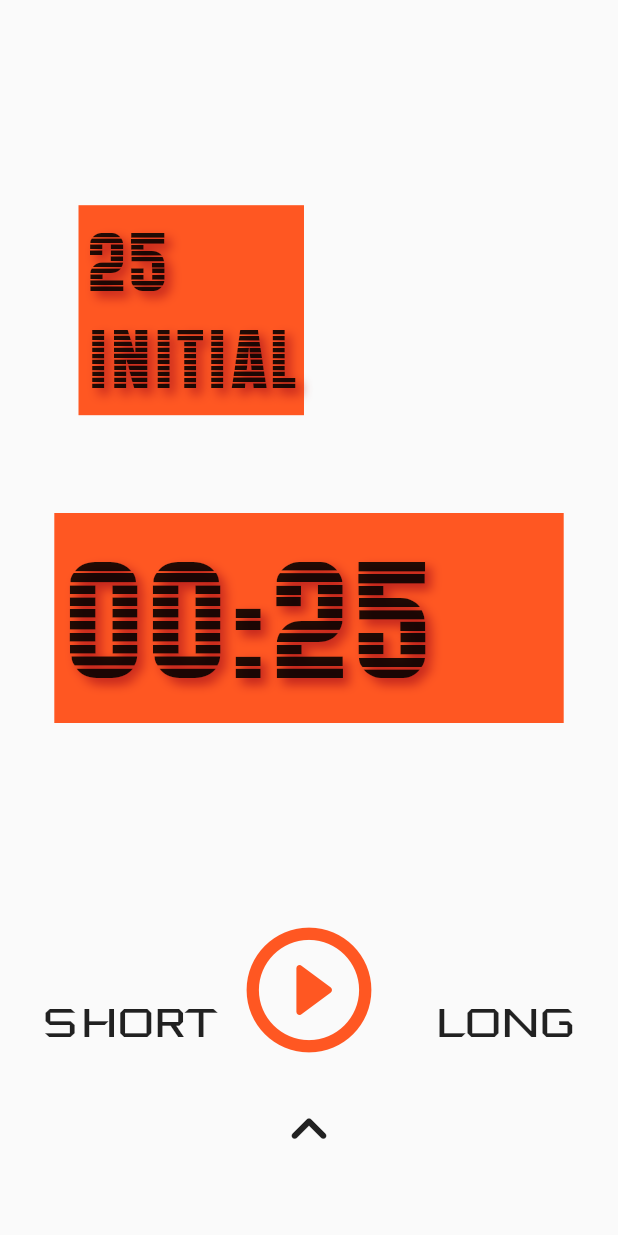
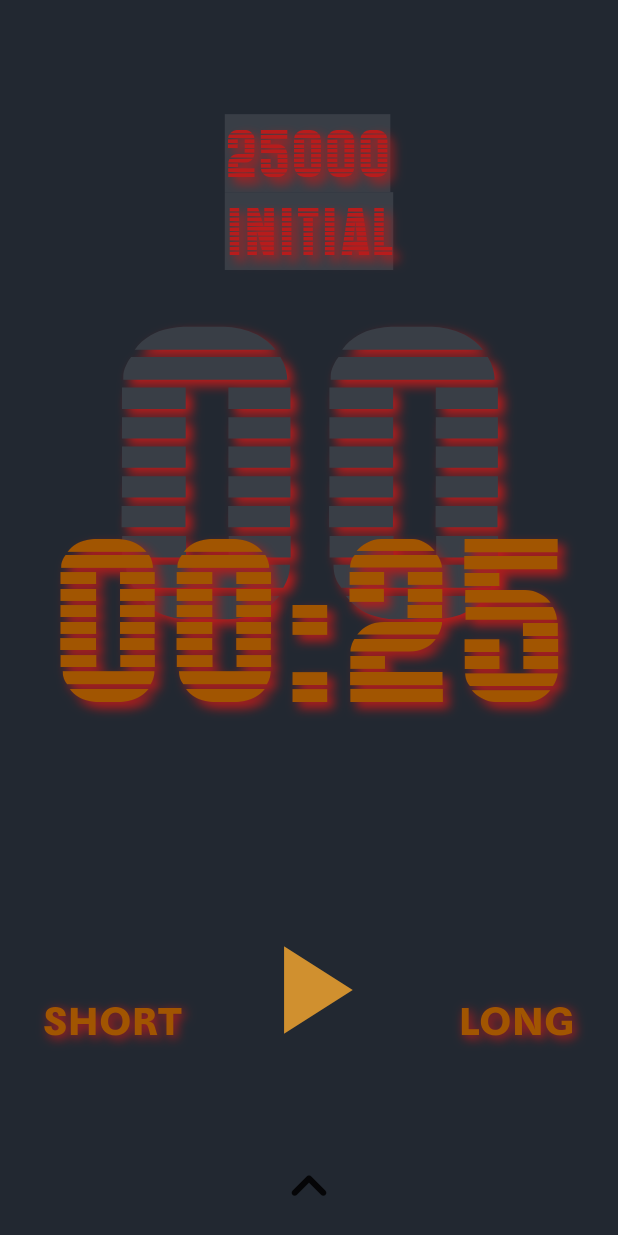
Before and after one commit to arrenaid/focus, a Flutter app: the screen it shows after launch, on a phone screen of 412 x 824 dp. Run offline on Flutter 3.47's test engine with Material 2 defaults, Android fonts, the phone set to English and light mode, and no system bars; our stand-ins replace bloc, equatable, flutter_bloc, sqflite; accounts and stored records are empty.

Commit message:
change Duration, add milliseconds in state, change colorscheme

```diff
--- a/lib/bloc/focus_bloc.dart
+++ b/lib/bloc/focus_bloc.dart
@@ -5,12 +5,13 @@ import 'package:equatable/equatable.dart';
 part 'focus_state.dart';
 part 'focus_event.dart';
 
-const int pomodoro = 25;
-const int short = 5;
-const int long = 15;
+const int pomodoro = 25000;
+const int short = 5000;
+const int long = 15000;
+const int tick = 25;
 
 class FocusBloc extends Bloc<FocusEvent,FocusState>{
-  FocusBloc() : super(FocusInitialState(pomodoro,_updateStr(pomodoro)));
+  FocusBloc() : super(FocusInitialState(pomodoro,_updateStrAlt(pomodoro),'00'));
 
   Timer ? _timer;
   int _waitTime = pomodoro;
@@ -26,7 +27,7 @@ class FocusBloc extends Bloc<FocusEvent,FocusState>{
       FocusEvent event,
       ) async* {
     if(event is FocusStartEvent){
-      yield* _mapStartToState(event);
+      yield* _mapStartAlternativeTick(event);
     }else if(event is FocusInitialEvent){
       yield* _mapInitialToState(event);
     } else if(event is FocusPauseEvent){
@@ -47,10 +48,18 @@ class FocusBloc extends Bloc<FocusEvent,FocusState>{
   }
 
 
-  static String _updateStr( int time ){
-    var minuteStr = (time ~/ 60).toString().padLeft(2,'0');
-    var secondStr = (time % 60).toString().padLeft(2,'0');
+  // static String _updateStr( int time ){
+  //   var minuteStr = (time ~/ 60).toString().padLeft(2,'0');
+  //   var secondStr = (time % 60).toString().padLeft(2,'0');
+  //   return '$minuteStr:$secondStr';
+  // }
+  static String _updateStrAlt( int time ){
+    var minuteStr = ((time/1000) ~/ 60).toString().padLeft(2,'0');
+    var secondStr = ((time/1000) % 60).toInt().toString().padLeft(2,'0');
     return '$minuteStr:$secondStr';
+  }
+  String getMilliSec(){
+    return ((_waitTime % 1000) ~/10).toInt().toString().padLeft(2,'0');
   }
 
   Stream<FocusState> _mapInitialToState(FocusInitialEvent event) async* {
@@ -62,7 +71,18 @@ class FocusBloc extends Bloc<FocusEvent,FocusState>{
     if(_waitTime > 0){
       _timer = Timer.periodic(const Duration(seconds: 1), (timer) {
         _waitTime -= 1;
-        add(FocusTickedEvent(_updateStr(_waitTime)));
+        add(FocusTickedEvent(_updateStrAlt(_waitTime)));
+        if(_waitTime <= 0){
+          add(const FocusStopEvent());
+        }
+      });
+    }
+  }
+  Stream<FocusState>  _mapStartAlternativeTick(FocusStartEvent start) async*{
+    if(_waitTime > 0){
+      _timer = Timer.periodic(const Duration(milliseconds: tick), (timer) {
+        _waitTime -= tick;
+        add(FocusTickedEvent(_updateStrAlt(_waitTime)));
         if(_waitTime <= 0){
           add(const FocusStopEvent());
         }
@@ -73,31 +93,31 @@ class FocusBloc extends Bloc<FocusEvent,FocusState>{
   Stream<FocusState> _mapPauseToState(FocusPauseEvent event) async* {
     if(state is FocusRunState){
       _timer?.cancel();
-      yield FocusPauseState(state.timerType, _updateStr(_waitTime));
+      yield FocusPauseState(state.timerType, _updateStrAlt(_waitTime), getMilliSec());
     }
   }
 
   Stream<FocusState> _mapResetToState(FocusResetEvent event) async* {
     _timer?.cancel();
-      yield FocusResetState(state.timerType,_updateStr(_waitTime),state.isStart);
+      yield FocusResetState(state.timerType,_updateStrAlt(_waitTime), getMilliSec(),state.isStart);
       add(const FocusInitialEvent());
       add(const FocusStartEvent());
   }
   Stream<FocusState> _mapChangeTypeLongToState(FocusChangeTypeLongEvent event) async* {
     _timer?.cancel();
-    yield FocusInitialState(long,_updateStr(long));
+    yield FocusInitialState(long,_updateStrAlt(long),'00');
     add(const FocusInitialEvent());
     add(const FocusStartEvent());
   }
   Stream<FocusState> _mapChangeTypeShortToState(FocusChangeTypeShortEvent event) async* {
     _timer?.cancel();
-    yield  FocusInitialState(short,_updateStr(short));
+    yield  FocusInitialState(short,_updateStrAlt(short),'00');
     add(const FocusInitialEvent());
     add(const FocusStartEvent());
   }
   Stream<FocusState> _mapChangeTypePomodoroToState(FocusChangeTypePomodoroEvent event) async* {
     _timer?.cancel();
-    yield  FocusInitialState(pomodoro,_updateStr(pomodoro));
+    yield  FocusInitialState(pomodoro,_updateStrAlt(pomodoro),'00');
     add(const FocusInitialEvent());
     add(const FocusStartEvent());
   }
@@ -105,11 +125,11 @@ class FocusBloc extends Bloc<FocusEvent,FocusState>{
     if(state is FocusRunState){
       _timer?.cancel();
        yield FocusCompleteState(state.timerType);
-      yield FocusInitialState(pomodoro,_updateStr(pomodoro));
+      yield FocusInitialState(pomodoro,_updateStrAlt(pomodoro),'00');
       add(const FocusInitialEvent());
     }
   }
   Stream<FocusState> _mapTickedToState(FocusTickedEvent event) async* {
-    yield FocusRunState(state.timerType, _updateStr(_waitTime));
+    yield FocusRunState(state.timerType, _updateStrAlt(_waitTime),getMilliSec());
   }
 }
--- a/lib/bloc/focus_state.dart
+++ b/lib/bloc/focus_state.dart
@@ -1,52 +1,53 @@
 part of 'focus_bloc.dart';
 
 abstract class FocusState extends Equatable {
-  // final int waitTime;
-  // final int currentTime;
-  // final int oldTime;
   final timerType;
-  final isStart /*= false*/;
-  // final isEnd = false;
-  final String str;
+  final isStart;
+  final String visibleResult;
+  final String millisecondsRes;
 
-  FocusState(/*this.waitTime, this.currentTime, this.oldTime,*/this.timerType, this.str, this.isStart);
+  FocusState(this.timerType, this.visibleResult, this.millisecondsRes, this.isStart);
 
   @override
-  List<Object?> get props => [/*waitTime, currentTime, oldTime,*/ str];
+  List<Object?> get props => [timerType,visibleResult,millisecondsRes,isStart];
 }
 
 class FocusInitialState extends FocusState {
-  FocusInitialState(int timerType,String str) : super(timerType, str, false);
+  FocusInitialState(int timerType, String res , String milli) :
+        super(timerType, res, milli, false);
+  @override
+  String toString() => 'FocusInitialState { str: $visibleResult }';
+}
+class FocusResetState extends FocusState {
+  FocusResetState(int timerType, String res , String milli, bool isStart) :
+        super(timerType, res, milli, isStart);
 
   @override
-  String toString() => 'FocusInitialState { str: $str }';
+  String toString() => 'FocusResetState { str: $visibleResult }';
 }
-class FocusResetState extends FocusState {
-  FocusResetState(int timerType, String str, bool isStart) : super(timerType, str, isStart);
+class FocusRunState extends FocusState {
+  FocusRunState(int timerType,  String res , String milli) :
+        super(timerType, res, milli, true);
 
   @override
-  String toString() => 'FocusResetState { str: $str }';
+  String toString() => 'FocusRunState { str: $visibleResult }';
 }
-class FocusRunState extends FocusState {
-  FocusRunState(int timerType, String str) : super(timerType, str, true);
+class FocusPauseState extends FocusState {
+  FocusPauseState(int timerType,  String res , String milli) :
+        super(timerType, res, milli, false);
 
   @override
-  String toString() => 'FocusRunState { str: $str }';
+  String toString() => 'FocusPauseState { str: $visibleResult }';
 }
-class FocusPauseState extends FocusState {
-  FocusPauseState(int timerType, String str) : super(timerType, str, false);
+class FocusChangeTypeState extends FocusState {
+  FocusChangeTypeState(int timerType,  String res , String milli) :
+        super(timerType, res, milli, false);
 
   @override
-  String toString() => 'FocusPauseState { str: $str }';
-}
-class FocusChangeTypeState extends FocusState {
-  FocusChangeTypeState(int timerType, String str) : super(timerType, str, false);
-
-  @override
-  String toString() => 'FocusPauseState { str: $str }';
+  String toString() => 'FocusPauseState { str: $visibleResult }';
 }
 class FocusCompleteState extends FocusState {
-  FocusCompleteState(int timerType) : super(timerType, '00:00', false);
+  FocusCompleteState(int timerType) : super(timerType, '00:00', '00', false);
 
   @override
   String toString() => 'FocusCompleteState {  }';
--- a/lib/constants.dart
+++ b/lib/constants.dart
@@ -1,24 +1,56 @@
 import 'package:flutter/material.dart';
+
+// const Color col1 = Color(0xFF351409);//
+// const Color col2 = Color(0xFFa15501);
+// const Color col3 = Color(0xFFd0902f);
+// const Color col4 = Color(0xFFfdd870);
+// const Color col5 = Color(0xFFfff69f);
+const Color col1 = Color(0xFF222831);//
+const Color col2 = Color(0xFF393E46);
+const Color col3 = Color(0xFFB71C1C);//B71C1C//FFD369
+const Color col4 = Color(0xFFa15501);
+const Color col5 = Color(0xFFd0902f);
 const TextStyle tsDef = TextStyle(
     fontSize: 50,
-    color: Colors.black87,
+    color: col4,
     fontFamily: 'Maximus',
   shadows: [Shadow(
       offset: Offset(4.0, 4.0),
       blurRadius: 8.0,
-      color: Color(0xFFB71C1C)),
+      color: col3),//Color(0xFFB71C1C)),
+  ],
+);
+const TextStyle tsUp = TextStyle(
+  fontSize: 40,
+  backgroundColor: col2,
+  color: col3,
+  fontFamily: 'Maximus',
+  shadows: [Shadow(
+      offset: Offset(4.0, 4.0),
+      blurRadius: 8.0,
+      color:col3),
+  ],
+);
+const TextStyle tsAlt = TextStyle(
+  fontSize: 250,
+  color: col2,
+  fontFamily: 'Maximus',
+  shadows: [Shadow(
+      offset: Offset(4.0, 4.0),
+      blurRadius: 8.0,
+      color:col3) //Color(0xFFB71C1C)),
   ],
 );
 const TextStyle tsButton = TextStyle(
   fontSize: 27,
-  color: Colors.black87,
-  fontFamily: 'DeusEx',
-  // shadows: [Shadow(
-  //     offset: Offset(2.0, 2.0),
-  //     blurRadius: 8.0,
-  //     color: Color(0xFFB71C1C)),
-  // ],
+  color: col4,
+  fontFamily: 'MaxS',
+  shadows: [Shadow(
+      offset: Offset(2.0, 2.0),
+      blurRadius: 8.0,
+      color: col3),
+  ],
 );
-// const Color defPriClr = Color(0xFF8D6E63);//
+// const Color defPriClr = Color(0xFF8D6E63);//351409
 // const Color defSecClr = Color(0xFFCDF0EA); // EEE3CB // CDF0EA
 // //const Color defBtnClr = Color(0xFF3E2723);
--- a/lib/screens/focus_screen.dart
+++ b/lib/screens/focus_screen.dart
@@ -32,39 +32,44 @@ class FocusPage extends StatelessWidget {
       child: BlocBuilder<FocusBloc,FocusState> (
         builder: (context,state){
         return Scaffold(
+          backgroundColor: col1,
       body: SafeArea(
         child: Stack(
           children: [
+            //milliseconds
+            Align(
+                alignment: const FractionalOffset(0.5, 0.3),
+              child: Text(context.read<FocusBloc>().getMilliSec(), style: tsAlt,),
+            ),
             if(state is FocusInitialState)...[
               Align(
-                alignment: const FractionalOffset(0.2, 0.2),
+                alignment: const FractionalOffset(0.5, 0.1),
                 child:  Container(
-                  decoration: const BoxDecoration(color: Colors.deepOrange),
                   padding: const EdgeInsets.all(5),
                   child: Text('${state.timerType.toString()}\nInitial',
-                    style: tsDef,
+                    style: tsUp,
                   ),
                 ),
               ),
             ],
+
             if(state is FocusRunState)...[
               Align(
-                alignment: const FractionalOffset(0.2, 0.2),
-                child:  Container( decoration:
-                const BoxDecoration(color: Colors.deepOrange),
+                alignment: const FractionalOffset(0.5, 0.1),
+                child:  Container(
                   padding: EdgeInsets.all(5),
                   child: Text('${state.timerType.toString()}\nRun',
-                    style: tsDef,),
+                    style: tsUp,),
                 ),
               ),
             ],
             if(state is FocusPauseState)...[
               Align(
-                alignment: const FractionalOffset(0.2, 0.2),
-                child:  Container( decoration: const BoxDecoration(color: Colors.deepOrange),
+                alignment: const FractionalOffset(0.5, 0.1),
+                child:  Container(
                   padding: EdgeInsets.all(5),
                   child: Text('${state.timerType.toString()}\nPause',
-                    style: tsDef,
+                    style: tsUp,
                   ),
                 ),
               ),
@@ -72,12 +77,13 @@ class FocusPage extends StatelessWidget {
             //clock
             Align(
               alignment: const FractionalOffset(0.5, 0.5),
-              child:  Container( decoration: const BoxDecoration(color: Colors.deepOrange),
-                padding: const EdgeInsets.all(5),
-                child: Container(
-                  width:  MediaQuery.of(context).size.width * 8 / 10 ,
-                    child: Text(state.str, style: tsDef.copyWith(fontSize: 100),)),
-              ),
+              // child:  Container( //decoration: const BoxDecoration(color: Colors.deepOrange),
+              //   padding: const EdgeInsets.all(5),
+              //   child: Container(
+              //     width:  MediaQuery.of(context).size.width * 8 / 10 ,
+                    child: Text(state.visibleResult, style: tsDef.copyWith(fontSize: 140),),
+              //   ),
+              // ),
             ),
             //button restart
             if(state is FocusPauseState)...[
@@ -104,9 +110,9 @@ class FocusPage extends StatelessWidget {
                 ? () => context.read<FocusBloc>().add(const FocusPauseEvent())
                 : () => context.read<FocusBloc>().add(const FocusStartEvent()),
             icon: Icon( state.isStart
-                ? Icons.pause_circle_outline_rounded
-                : Icons.play_circle_outline_rounded,
-              color: Colors.deepOrange,
+                ? Icons.pause_sharp
+                : Icons.play_arrow_sharp,
+              color: col5,
 
             ),
           )),
@@ -145,7 +151,7 @@ class FocusPage extends StatelessWidget {
             ),
             //bottom arrow
           Align(
-          alignment: const FractionalOffset(0.5, 0.95),
+          alignment: const FractionalOffset(0.5, 1),
           child: IconButton(
               iconSize: 50,
 
--- a/pubspec.yaml
+++ b/pubspec.yaml
@@ -86,6 +86,9 @@ flutter:
     - family: Maximus
       fonts:
         - asset: assets/Maximus.ttf
+    - family: MaxS
+      fonts:
+        - asset: assets/MaxS.ttf
     - family: DeusEx
       fonts:
         - asset: assets/Deus Ex.otf
```
Also changed, not shown: assets/MaxS.ttf (added).
